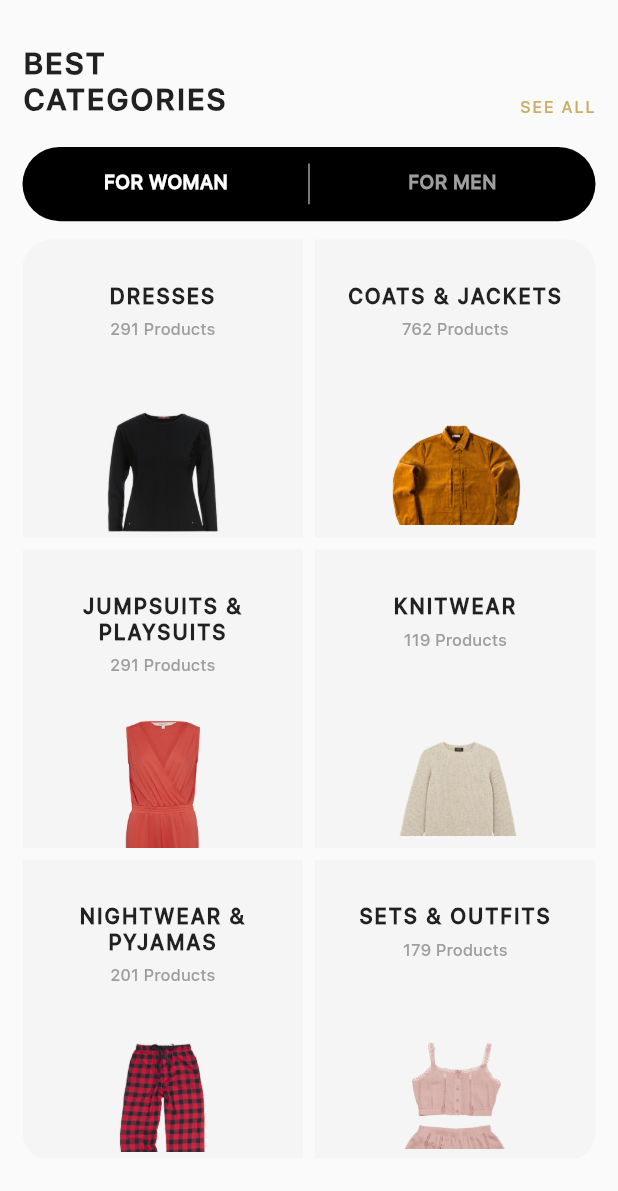
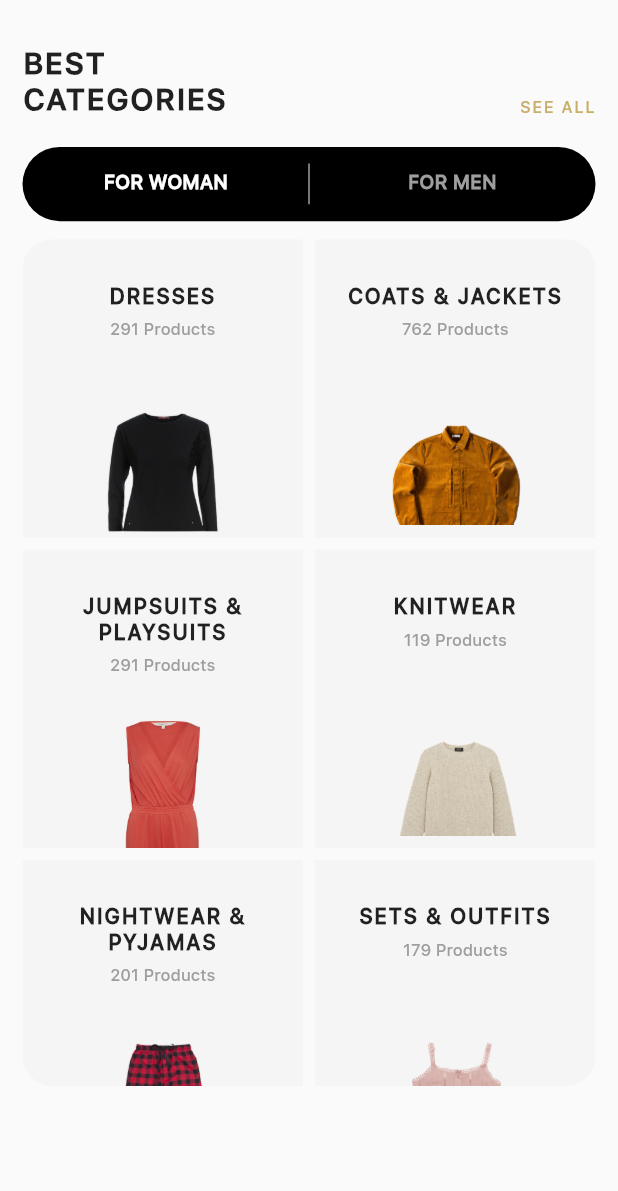
Before and after one commit to ivanbandura/otakoyi, a Flutter app: the Categories widget shown alone on an empty page, opened directly, on a phone screen of 412 x 824 dp. Shown: the top 1191 px of the screen. Run offline on Flutter 3.47's test engine with Material 2 defaults, Android fonts, the phone set to English and light mode, and no system bars; our stand-ins replace bloc, carousel_slider, dotted_border, flutter_bloc.

```diff
--- a/lib/screens/home/view/categories.dart
+++ b/lib/screens/home/view/categories.dart
@@ -10,7 +10,7 @@ class Categories extends StatelessWidget {
     final double height = MediaQuery.of(context).size.height;
 
     return Container(
-      height: height * 0.94,
+      height: height * 0.915,
       child: Column(
         crossAxisAlignment: CrossAxisAlignment.start,
         children: [
@@ -32,7 +32,8 @@ class Categories extends StatelessWidget {
             ),
           ),
           SizedBox(height: 20.0),
-          _CategoryTabBar()
+          _CategoryTabBar(),
+          SizedBox(height: 30.0),
         ],
       ),
     );
--- a/pubspec.yaml
+++ b/pubspec.yaml
@@ -11,7 +11,6 @@ environment:
 dependencies:
   flutter:
     sdk: flutter
-
 
   cupertino_icons: ^1.0.0
   flutter_bloc: ^6.1.1
```
